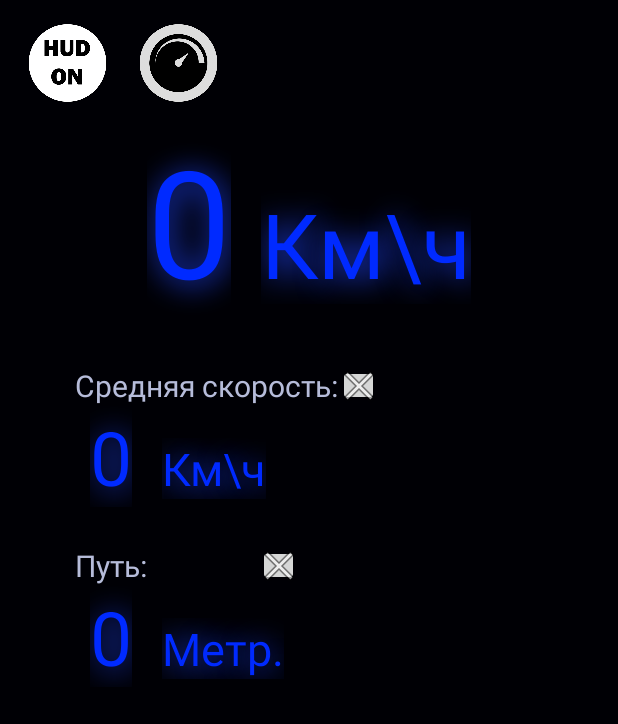
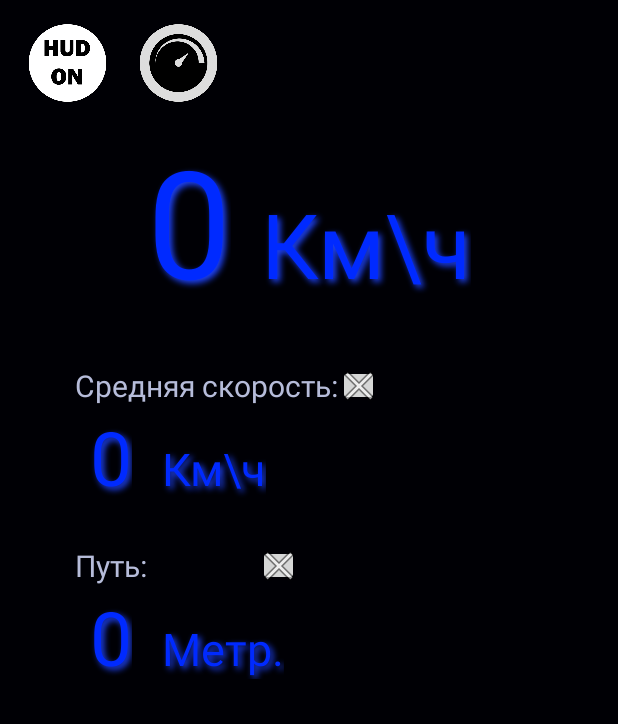
Before and after one commit to PaxWen/TestRit, an Android app: the screen it shows after launch (MainActivity), on a phone screen of 412 x 824 dp. Shown: the top 724 px of the screen. Run offline under Robolectric (Android 15) with nearby library versions, the phone set to English and light mode, and no system bars; our stand-ins replace ButterKnife; libraries missing offline, so code that uses them is left out: androidx.constraintlayout.solver.

Commit message:
Initial commit
Signed-off-by: paxwen <Wolw0@mail.ru>

```diff
--- a/app/src/main/java/com/example/testrit/SpeedometerDrawlerView.java
+++ b/app/src/main/java/com/example/testrit/SpeedometerDrawlerView.java
@@ -47,7 +47,6 @@ public class SpeedometerDrawlerView extends View {
         mPaint = new Paint();
         mPaint.setStyle(Paint.Style.STROKE);
         mPaint.setColor(colorMain);
-        mPaint.setShadowLayer(10,5,5,colorShadowCircle);
         mPaint.setStrokeWidth(10);
 
         arrowPaint = new Paint();
@@ -60,7 +59,6 @@ public class SpeedometerDrawlerView extends View {
         textPaint.setColor(textColor);
         textPaint.setTextSize(textSize);
         textPaint.setStrokeWidth(2.0f);
-        textPaint.setShadowLayer(5,2,2,colorShadowText);
         textPaint.setStyle(Paint.Style.FILL);
 
         path = new Path();
--- a/app/src/main/res/layout-land/activity_main.xml
+++ b/app/src/main/res/layout-land/activity_main.xml
@@ -69,7 +69,7 @@
         android:layout_width="wrap_content"
         android:layout_height="wrap_content"
         android:layout_marginStart="50dp"
-        android:layout_marginTop="120dp"
+        android:layout_marginTop="100dp"
         android:orientation="vertical"
         app:layout_constraintEnd_toEndOf="parent"
         app:layout_constraintHorizontal_bias="0.0"
--- a/app/src/main/res/values/strings.xml
+++ b/app/src/main/res/values/strings.xml
@@ -5,4 +5,5 @@
     <string name="meterText">000</string>
     <string name="avgText">Средняя скорость:</string>
     <string name="pathText">Путь:</string>
+    <string name="gpsOffText">Включите GPS</string>
 </resources>
--- a/app/src/main/res/values/styles.xml
+++ b/app/src/main/res/values/styles.xml
@@ -10,7 +10,7 @@
     <style name="NeonText" parent="Widget.AppCompat.TextView">
         <item name="android:shadowDx">3</item>
         <item name="android:shadowDy">3</item>
-        <item name="android:shadowRadius">25</item>
+        <item name="android:shadowRadius">5</item>
         <item name="android:textColor">#002AFF</item>
         <item name="android:textSize">60sp</item>
         <item name="android:shadowColor">#1F43F8</item>
```
Also changed, not shown: app/src/main/java/com/example/testrit/MainActivity.java (+28 -4 lines).
